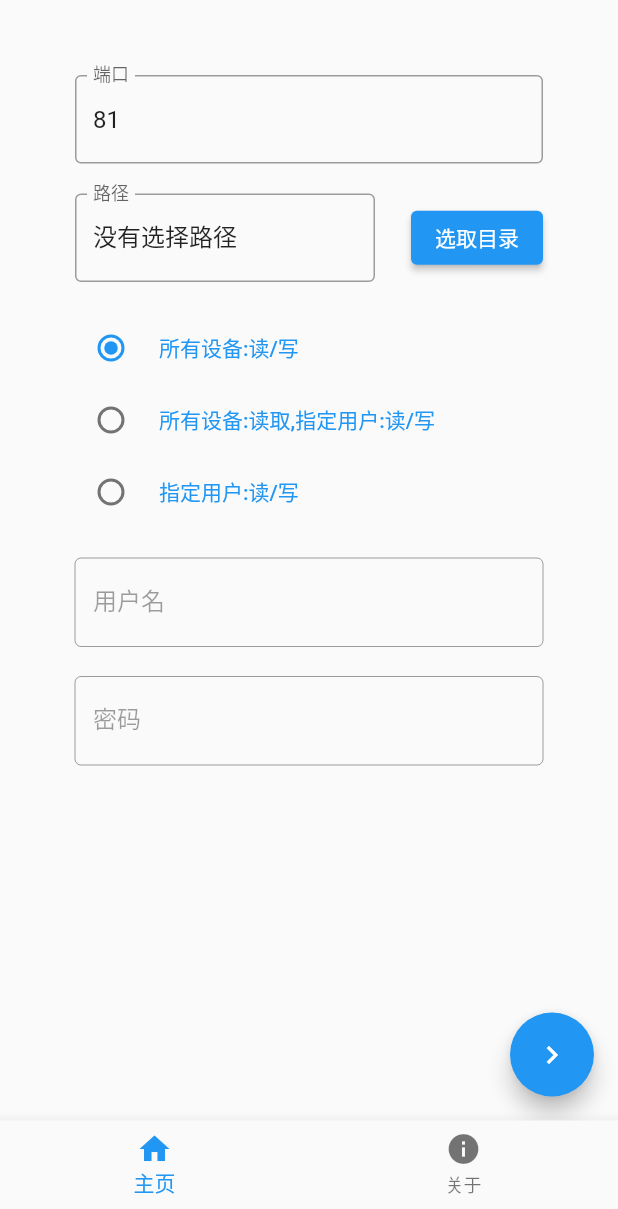
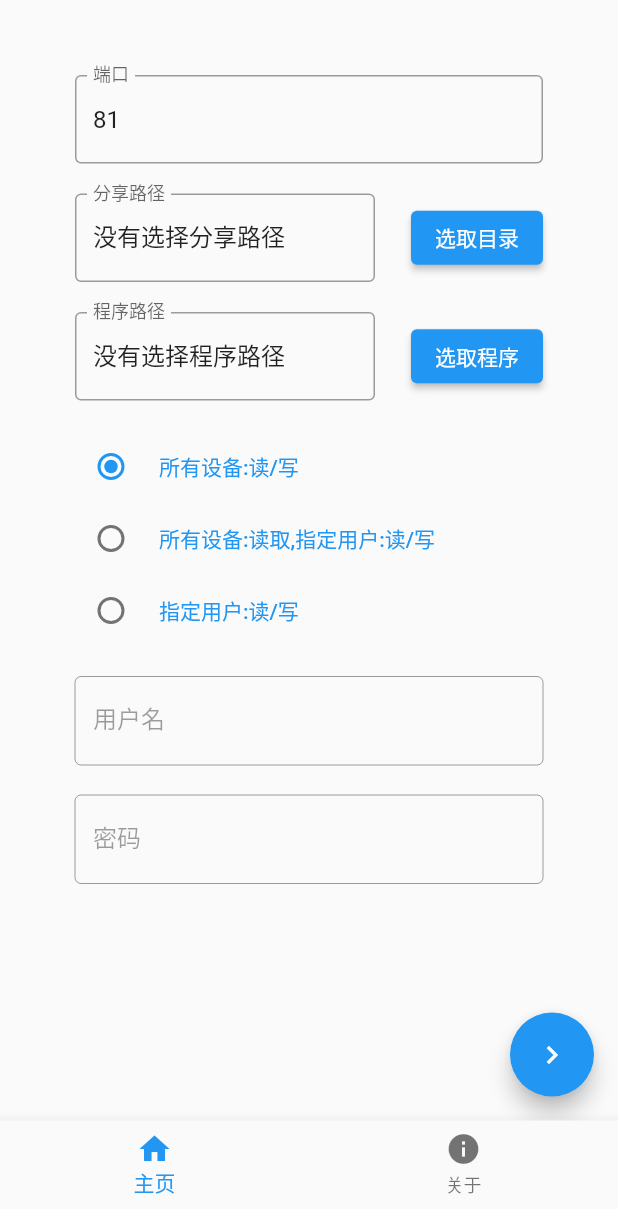
Before and after one commit to Zhoucheng133/CuteHttpFileServer-GUI, a Flutter app: the screen it shows after launch, on a phone screen of 412 x 824 dp, the part 27-1236 px from its top. Run offline on Flutter 3.47's test engine with Material 2 defaults, Android fonts, the phone set to English and light mode, and no system bars; our stand-ins replace file_picker; missing offline and left inert: bitsdojo_window, process_run.

Commit message:
完成可用状态

```diff
--- a/lib/main.dart
+++ b/lib/main.dart
@@ -10,7 +10,7 @@ void main() {
   runApp(const MainApp());
   doWhenWindowReady(() {
     final win = appWindow;
-    const initialSize = Size(400, 620);
+    const initialSize = Size(400, 680);
     win.size = initialSize;
     win.minSize = initialSize;
     win.maxSize = initialSize;
@@ -153,9 +153,11 @@ class HomePage extends StatefulWidget {
 class _HomePageState extends State<HomePage> {
   TextEditingController inputPort = TextEditingController();
   String? selectedDirectory = "";
+  String? selectedProgram = "";
   TextEditingController inputPath = TextEditingController();
   TextEditingController inputUser = TextEditingController();
   TextEditingController inputPass = TextEditingController();
+  TextEditingController inputProgram = TextEditingController();
   int shareMethod = 1;
   bool isRun = false;
   var shell = Shell();
@@ -164,7 +166,8 @@ class _HomePageState extends State<HomePage> {
   void initState() {
     super.initState();
     inputPort.text = "81";
-    inputPath.text = "没有选择路径";
+    inputPath.text = "没有选择分享路径";
+    inputProgram.text="没有选择程序路径";
   }
 
   @override
@@ -254,11 +257,11 @@ class _HomePageState extends State<HomePage> {
               // 下面执行命令
               String command="";
               if(shareMethod==1){
-                command="lib/command/chfs_mac --port=${inputPort.text} --path=\"${inputPath.text}\"";
+                command="${inputProgram.text} --port=${inputPort.text} --path=\"${inputPath.text}\"";
               }else if(shareMethod==2){
-                command="lib/command/chfs_mac --port=${inputPort.text} --path=\"${inputPath.text}\" --rule=\"::r|${inputUser.text}:${inputPass.text}:rwd\"";
+                command="${inputProgram.text} --port=${inputPort.text} --path=\"${inputPath.text}\" --rule=\"::r|${inputUser.text}:${inputPass.text}:rwd\"";
               }else{
-                command="lib/command/chfs_mac --port=${inputPort.text} --path=\"${inputPath.text}\" --rule=\"::|${inputUser.text}:${inputPass.text}:rwd\"";
+                command="${inputProgram.text} --port=${inputPort.text} --path=\"${inputPath.text}\" --rule=\"::|${inputUser.text}:${inputPass.text}:rwd\"";
               }
               setState(() {
                 isRun=true;
@@ -314,7 +317,7 @@ class _HomePageState extends State<HomePage> {
                           controller: inputPath,
                           decoration: InputDecoration(
                             border: OutlineInputBorder(),
-                            labelText: "路径"
+                            labelText: "分享路径"
                           ),
                         ),
                       ),
@@ -329,6 +332,35 @@ class _HomePageState extends State<HomePage> {
                           });
                         },
                         child: Text("选取目录")
+                      )
+                    ],
+                  ),
+                  SizedBox(
+                    height: 20,
+                  ),
+                  Row(
+                    children: [
+                      SizedBox(
+                        width: 200,
+                        child: TextField(
+                          controller: inputProgram,
+                          decoration: InputDecoration(
+                            border: OutlineInputBorder(),
+                            labelText: "程序路径"
+                          ),
+                        ),
+                      ),
+                      Spacer(),
+                      ElevatedButton(
+                        onPressed: () async {
+                          FilePickerResult? tmp = await FilePicker.platform.pickFiles();
+                          // print(tmp?.files.single.path);
+                          setState(() {
+                            selectedProgram = tmp?.files.single.path;
+                            inputProgram.text = (tmp?.files.single.path).toString();
+                          });
+                        },
+                        child: Text("选取程序")
                       )
                     ],
                   ),
```
